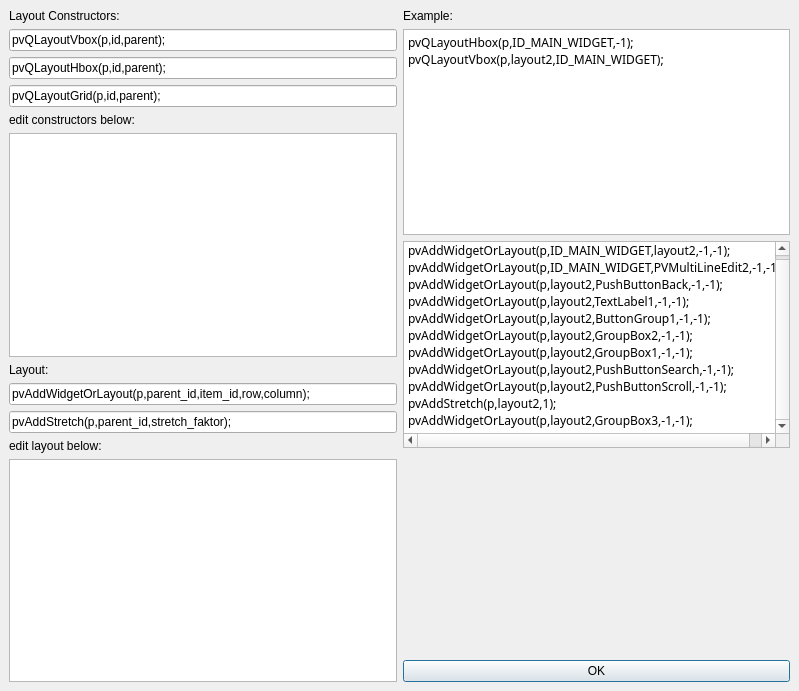
The window that pvdevelop/dlgeditlayout.ui (pvbrowser/pvb) describes before a commit, drawn with Qt 5.
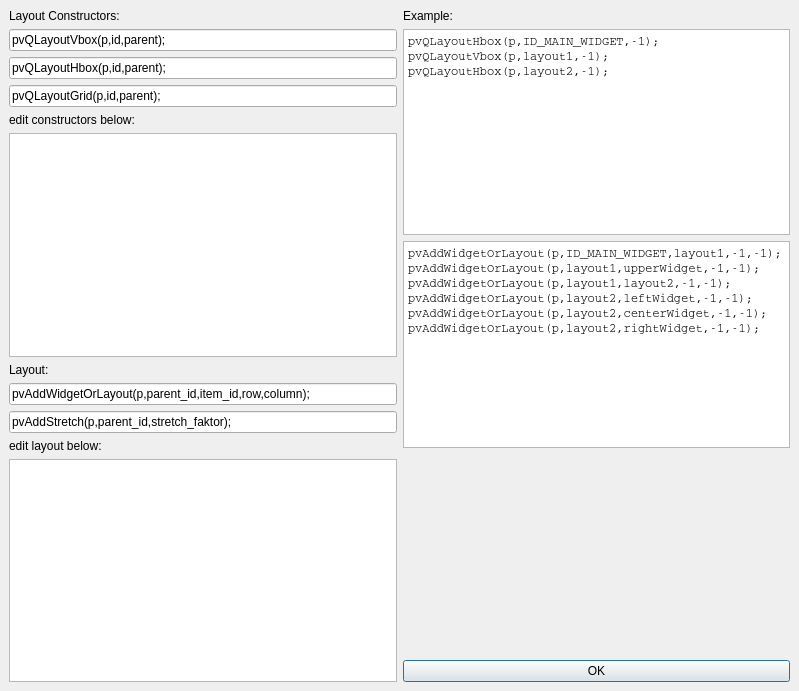
The same window after the commit.

Commit message: Fixed import ui with layout set in pvdevelop

Patch:
```diff
--- a/pvdevelop/dlgeditlayout.ui
+++ b/pvdevelop/dlgeditlayout.ui
@@ -177,8 +177,15 @@
        <property name="lineWrapMode" >
         <enum>QTextEdit::NoWrap</enum>
        </property>
-       <property name="html" >
-        <string>&lt;html>&lt;head>&lt;meta name="qrichtext" content="1" />&lt;/head>&lt;body style=" white-space: pre-wrap; font-family:Courier; font-size:9pt; font-weight:400; font-style:normal; text-decoration:none;">&lt;p style=" margin-top:0px; margin-bottom:0px; margin-left:0px; margin-right:0px; -qt-block-indent:0; text-indent:0px; font-family:Sans Serif;">pvQLayoutHbox(p,ID_MAIN_WIDGET,-1);&lt;/p>&lt;p style=" margin-top:0px; margin-bottom:0px; margin-left:0px; margin-right:0px; -qt-block-indent:0; text-indent:0px; font-family:Sans Serif;">pvQLayoutVbox(p,layout2,ID_MAIN_WIDGET);&lt;/p>&lt;p style="-qt-paragraph-type:empty; margin-top:0px; margin-bottom:0px; margin-left:0px; margin-right:0px; -qt-block-indent:0; text-indent:0px; font-family:Sans Serif;">&lt;/p>&lt;/body>&lt;/html></string>
+       <property name="html">
+        <string>&lt;!DOCTYPE HTML PUBLIC &quot;-//W3C//DTD HTML 4.0//EN&quot; &quot;http://www.w3.org/TR/REC-html40/strict.dtd&quot;&gt;
+&lt;html&gt;&lt;head&gt;&lt;meta name=&quot;qrichtext&quot; content=&quot;1&quot; /&gt;&lt;style type=&quot;text/css&quot;&gt;
+p, li { white-space: pre-wrap; }
+&lt;/style&gt;&lt;/head&gt;&lt;body style=&quot; font-family:'Courier'; font-size:9pt; font-weight:400; font-style:normal;&quot;&gt;
+&lt;p style=&quot; margin-top:0px; margin-bottom:0px; margin-left:0px; margin-right:0px; -qt-block-indent:0; text-indent:0px;&quot;&gt;pvQLayoutHbox(p,ID_MAIN_WIDGET,-1);&lt;/p&gt;
+&lt;p style=&quot; margin-top:0px; margin-bottom:0px; margin-left:0px; margin-right:0px; -qt-block-indent:0; text-indent:0px;&quot;&gt;pvQLayoutVbox(p,layout1,-1);&lt;/p&gt;
+&lt;p style=&quot; margin-top:0px; margin-bottom:0px; margin-left:0px; margin-right:0px; -qt-block-indent:0; text-indent:0px;&quot;&gt;pvQLayoutHbox(p,layout2,-1);&lt;/p&gt;
+&lt;p style=&quot;-qt-paragraph-type:empty; margin-top:0px; margin-bottom:0px; margin-left:0px; margin-right:0px; -qt-block-indent:0; text-indent:0px;&quot;&gt;&lt;/p&gt;&lt;/body&gt;&lt;/html&gt;</string>
        </property>
       </widget>
      </item>
@@ -204,8 +211,18 @@
        <property name="lineWrapMode" >
         <enum>QTextEdit::NoWrap</enum>
        </property>
-       <property name="html" >
-        <string>&lt;html>&lt;head>&lt;meta name="qrichtext" content="1" />&lt;/head>&lt;body style=" white-space: pre-wrap; font-family:Courier; font-size:9pt; font-weight:400; font-style:normal; text-decoration:none;">&lt;p style=" margin-top:0px; margin-bottom:0px; margin-left:0px; margin-right:0px; -qt-block-indent:0; text-indent:0px; font-family:Sans Serif;">pvAddWidgetOrLayout(p,ID_MAIN_WIDGET,layout2,-1,-1);&lt;/p>&lt;p style=" margin-top:0px; margin-bottom:0px; margin-left:0px; margin-right:0px; -qt-block-indent:0; text-indent:0px; font-family:Sans Serif;">pvAddWidgetOrLayout(p,ID_MAIN_WIDGET,PVMultiLineEdit2,-1,-1);&lt;/p>&lt;p style=" margin-top:0px; margin-bottom:0px; margin-left:0px; margin-right:0px; -qt-block-indent:0; text-indent:0px; font-family:Sans Serif;">pvAddWidgetOrLayout(p,layout2,PushButtonBack,-1,-1);&lt;/p>&lt;p style=" margin-top:0px; margin-bottom:0px; margin-left:0px; margin-right:0px; -qt-block-indent:0; text-indent:0px; font-family:Sans Serif;">pvAddWidgetOrLayout(p,layout2,TextLabel1,-1,-1);&lt;/p>&lt;p style=" margin-top:0px; margin-bottom:0px; margin-left:0px; margin-right:0px; -qt-block-indent:0; text-indent:0px; font-family:Sans Serif;">pvAddWidgetOrLayout(p,layout2,ButtonGroup1,-1,-1);&lt;/p>&lt;p style=" margin-top:0px; margin-bottom:0px; margin-left:0px; margin-right:0px; -qt-block-indent:0; text-indent:0px; font-family:Sans Serif;">pvAddWidgetOrLayout(p,layout2,GroupBox2,-1,-1);&lt;/p>&lt;p style=" margin-top:0px; margin-bottom:0px; margin-left:0px; margin-right:0px; -qt-block-indent:0; text-indent:0px; font-family:Sans Serif;">pvAddWidgetOrLayout(p,layout2,GroupBox1,-1,-1);&lt;/p>&lt;p style=" margin-top:0px; margin-bottom:0px; margin-left:0px; margin-right:0px; -qt-block-indent:0; text-indent:0px; font-family:Sans Serif;">pvAddWidgetOrLayout(p,layout2,PushButtonSearch,-1,-1);&lt;/p>&lt;p style=" margin-top:0px; margin-bottom:0px; margin-left:0px; margin-right:0px; -qt-block-indent:0; text-indent:0px; font-family:Sans Serif;">pvAddWidgetOrLayout(p,layout2,PushButtonScroll,-1,-1);&lt;/p>&lt;p style=" margin-top:0px; margin-bottom:0px; margin-left:0px; margin-right:0px; -qt-block-indent:0; text-indent:0px; font-family:Sans Serif;">pvAddStretch(p,layout2,1);&lt;/p>&lt;p style=" margin-top:0px; margin-bottom:0px; margin-left:0px; margin-right:0px; -qt-block-indent:0; text-indent:0px; font-family:Sans Serif;">pvAddWidgetOrLayout(p,layout2,GroupBox3,-1,-1);&lt;/p>&lt;/body>&lt;/html></string>
+       <property name="html">
+        <string>&lt;!DOCTYPE HTML PUBLIC &quot;-//W3C//DTD HTML 4.0//EN&quot; &quot;http://www.w3.org/TR/REC-html40/strict.dtd&quot;&gt;
+&lt;html&gt;&lt;head&gt;&lt;meta name=&quot;qrichtext&quot; content=&quot;1&quot; /&gt;&lt;style type=&quot;text/css&quot;&gt;
+p, li { white-space: pre-wrap; }
+&lt;/style&gt;&lt;/head&gt;&lt;body style=&quot; font-family:'Courier'; font-size:9pt; font-weight:400; font-style:normal;&quot;&gt;
+&lt;p style=&quot; margin-top:0px; margin-bottom:0px; margin-left:0px; margin-right:0px; -qt-block-indent:0; text-indent:0px;&quot;&gt;pvAddWidgetOrLayout(p,ID_MAIN_WIDGET,layout1,-1,-1);&lt;/p&gt;
+&lt;p style=&quot; margin-top:0px; margin-bottom:0px; margin-left:0px; margin-right:0px; -qt-block-indent:0; text-indent:0px;&quot;&gt;pvAddWidgetOrLayout(p,layout1,upperWidget,-1,-1);&lt;/p&gt;
+&lt;p style=&quot; margin-top:0px; margin-bottom:0px; margin-left:0px; margin-right:0px; -qt-block-indent:0; text-indent:0px;&quot;&gt;pvAddWidgetOrLayout(p,layout1,layout2,-1,-1);&lt;/p&gt;
+&lt;p style=&quot; margin-top:0px; margin-bottom:0px; margin-left:0px; margin-right:0px; -qt-block-indent:0; text-indent:0px;&quot;&gt;pvAddWidgetOrLayout(p,layout2,leftWidget,-1,-1);&lt;/p&gt;
+&lt;p style=&quot; margin-top:0px; margin-bottom:0px; margin-left:0px; margin-right:0px; -qt-block-indent:0; text-indent:0px;&quot;&gt;pvAddWidgetOrLayout(p,layout2,centerWidget,-1,-1);&lt;/p&gt;
+&lt;p style=&quot; margin-top:0px; margin-bottom:0px; margin-left:0px; margin-right:0px; -qt-block-indent:0; text-indent:0px;&quot;&gt;pvAddWidgetOrLayout(p,layout2,rightWidget,-1,-1);&lt;/p&gt;
+&lt;p style=&quot;-qt-paragraph-type:empty; margin-top:0px; margin-bottom:0px; margin-left:0px; margin-right:0px; -qt-block-indent:0; text-indent:0px;&quot;&gt;&lt;/p&gt;&lt;/body&gt;&lt;/html&gt;</string>
        </property>
       </widget>
      </item>
```
Left out of the diff: 131 changed lines with no effect on the pictures. The commit also changes 3 other files.
